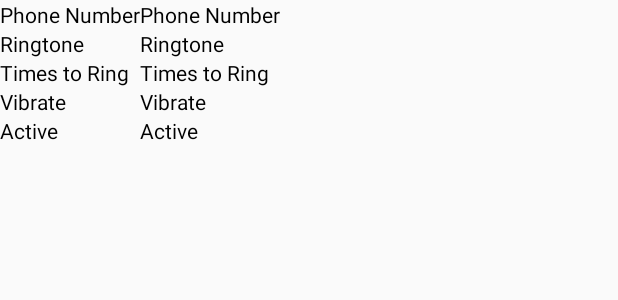
After one commit to ShaunWilkinson/TextThrough, an Android app: the layout alerts_listview_child.xml on its own in the app's theme, with its tools: preview values and no code run, on a phone screen of 412 x 824 dp. The commit adds this screen. Shown: the top 300 px of the screen. Run offline under Robolectric (Android 15) with nearby library versions, the phone set to English and light mode, and no system bars.

Commit message:
Implemented ViewModel for Alerts, Implemented ExpandedListView on main page to display current alerts. Implemented layouts etc.

```diff
--- a/app/build.gradle
+++ b/app/build.gradle
@@ -22,6 +22,10 @@ android {
             proguardFiles getDefaultProguardFile('proguard-android.txt'), 'proguard-rules.pro'
         }
     }
+    compileOptions {
+        sourceCompatibility = '1.8'
+        targetCompatibility = '1.8'
+    }
 }
 
 dependencies {
@@ -40,4 +44,6 @@ dependencies {
 
     implementation 'androidx.legacy:legacy-support-v4:1.0.0'
     implementation 'com.google.android.material:material:1.0.0'
+    implementation 'android.arch.lifecycle:extensions:1.1.1'
+    implementation 'android.arch.lifecycle:viewmodel:1.1.1'
 }
--- a/app/src/main/java/com/seikoshadow/apps/textthrough/Database/AlertDao.java
+++ b/app/src/main/java/com/seikoshadow/apps/textthrough/Database/AlertModel.java
@@ -11,7 +11,7 @@ import com.seikoshadow.apps.textthrough.Entities.Alert;
 import java.util.List;
 
 @Dao
-public interface AlertDao {
+public interface AlertModel {
     @Query("SELECT * FROM alert")
     LiveData<List<Alert>> getAll();
 
--- a/app/src/main/java/com/seikoshadow/apps/textthrough/Database/AppDatabase.java
+++ b/app/src/main/java/com/seikoshadow/apps/textthrough/Database/AppDatabase.java
@@ -8,10 +8,10 @@ import android.content.Context;
 import com.seikoshadow.apps.textthrough.Entities.Alert;
 import com.seikoshadow.apps.textthrough.constants;
 
-@Database(entities = {Alert.class}, version = 2)
+@Database(entities = {Alert.class}, version = 3)
 public abstract class AppDatabase extends RoomDatabase {
     private static AppDatabase appDatabase;
-    public abstract AlertDao alertDao();
+    public abstract AlertModel alertModel();
 
     // If there's no app database already then create otherwise return the current database
     public static AppDatabase getInstance(Context context) {
--- a/app/src/main/java/com/seikoshadow/apps/textthrough/SmsFunctions.java
+++ b/app/src/main/java/com/seikoshadow/apps/textthrough/PermissionFunctions.java
@@ -17,7 +17,7 @@ import static com.seikoshadow.apps.textthrough.constants.SMS_PERMISSION_CODE;
  * Created by Shaun on 22/05/2018.
  */
 
-public class SmsFunctions {
+public class PermissionFunctions {
 
     /**
      * Checks whether the READ SMS permission has been granted
@@ -70,4 +70,5 @@ public class SmsFunctions {
         ActivityCompat.requestPermissions(activity,
             new String[] { Manifest.permission.RECEIVE_SMS }, SMS_PERMISSION_CODE);
     }
+
 }
--- a/app/src/main/java/com/seikoshadow/apps/textthrough/Services/SMSWatchService.java
+++ b/app/src/main/java/com/seikoshadow/apps/textthrough/Services/SMSWatchService.java
@@ -81,7 +81,7 @@ public class SMSWatchService extends Service {
             @Override
             public void run() {
                 db = AppDatabase.getInstance(getApplicationContext());
-                List<String> numbers = db.alertDao().getAllPhoneNumbers();
+                List<String> numbers = db.alertModel().getAllPhoneNumbers();
 
                 if(!numbers.isEmpty()) {
                     smsBroadcastReceiver.setSenderLimitation(numbers);
@@ -126,7 +126,7 @@ public class SMSWatchService extends Service {
         Log.d(TAG, "Processing text from " + smsSender);
 
         // Retrieve the alert related to the smsSender
-        Alert relatedAlert = db.alertDao().findByPhoneNumber(smsSender);
+        Alert relatedAlert = db.alertModel().findByPhoneNumber(smsSender);
         String ringtoneLocation = relatedAlert.getRingtoneUri();
         Uri ringtoneUri = Uri.parse(ringtoneLocation); //TODO fix this
 
--- a/app/src/main/res/layout/activity_main.xml
+++ b/app/src/main/res/layout/activity_main.xml
@@ -15,13 +15,13 @@
         android:text="@string/app_name"
         app:layout_constraintTop_toTopOf="parent" />
 
-    <androidx.recyclerview.widget.RecyclerView
+    <ExpandableListView
         android:id="@+id/alertsList"
         android:layout_width="match_parent"
         android:layout_height="0dp"
         app:layout_constraintTop_toBottomOf="@+id/titleTextView"
         app:layout_constraintBottom_toTopOf="@+id/floatingActionButton">
-    </androidx.recyclerview.widget.RecyclerView>
+    </ExpandableListView>
 
     <Button
         android:id="@+id/startServiceBtn"
--- /dev/null
+++ b/app/src/main/res/layout/alerts_listview_child.xml
@@ -0,0 +1,67 @@
+<?xml version="1.0" encoding="utf-8"?>
+<GridLayout xmlns:android="http://schemas.android.com/apk/res/android"
+    xmlns:tools="http://schemas.android.com/tools"
+    style="@style/ListViewGridLayout">
+
+    <TextView
+        android:id="@+id/alertsListChildPhoneLabel"
+        style="@style/ListViewTextViewLabel"
+        android:layout_row="1"
+        tools:text="@string/phoneNumber" />
+
+    <TextView
+        android:id="@+id/alertsListChildPhoneText"
+        style="@style/ListViewTextViewField"
+        android:layout_row="1"
+        tools:text="@string/phoneNumber" />
+
+
+    <TextView
+        android:id="@+id/alertsListChildRingtoneLabel"
+        style="@style/ListViewTextViewLabel"
+        android:layout_row="2"
+        tools:text="@string/ringtone" />
+
+    <TextView
+        android:id="@+id/alertsListChildRingtoneText"
+        style="@style/ListViewTextViewField"
+        android:layout_row="2"
+        tools:text="@string/ringtone" />
+
+    <TextView
+        android:id="@+id/alertsListChildRingLabel"
+        style="@style/ListViewTextViewLabel"
+        android:layout_row="3"
+        tools:text="@string/numberOfRings" />
+
+    <TextView
+        android:id="@+id/alertsListChildRingText"
+        style="@style/ListViewTextViewField"
+        android:layout_row="3"
+        tools:text="@string/numberOfRings" />
+
+    <TextView
+        android:id="@+id/alertsListChildVibrateLabel"
+        style="@style/ListViewTextViewLabel"
+        android:layout_row="4"
+        tools:text="@string/vibrate" />
+
+    <TextView
+        android:id="@+id/alertsListChildVibrateText"
+        style="@style/ListViewTextViewField"
+        android:layout_row="4"
+        tools:text="@string/vibrate" />
+
+    <TextView
+        android:id="@+id/alertsListChildActiveLabel"
+        style="@style/ListViewTextViewLabel"
+        android:layout_row="5"
+        tools:text="@string/active" />
+
+    <TextView
+        android:id="@+id/alertsListChildActiveText"
+        style="@style/ListViewTextViewField"
+        android:layout_row="5"
+        tools:text="@string/active" />
+
+</GridLayout>
--- a/app/src/main/res/layout/alerts_listview_item.xml
+++ b/app/src/main/res/layout/alerts_listview_item.xml
@@ -10,9 +10,4 @@
         android:layout_width="match_parent"
         android:layout_height="wrap_content" />
 
-    <TextView
-        android:id="@+id/alertsItemDescription"
-        android:layout_width="match_parent"
-        android:layout_height="wrap_content" />
-
 </LinearLayout>
--- a/app/src/main/res/values/strings.xml
+++ b/app/src/main/res/values/strings.xml
@@ -10,6 +10,9 @@
   <!-- Generic -->
   <string name="action_ok">OK</string>
   <string name="action_submit">Submit</string>
+  <string name="yes">Yes</string>
+  <string name="no">No</string>
+    <string name="active">Active</string>
 
   <string name="number">Number</string>
   <string name="enterNumberToPassThrough">Enter the number to Pass Through</string>
--- a/app/src/main/res/values/styles.xml
+++ b/app/src/main/res/values/styles.xml
@@ -1,5 +1,4 @@
 <resources>
-
     <!-- Base application theme. -->
     <style name="AppTheme" parent="Theme.AppCompat.Light.NoActionBar">
         <!-- Customize your theme here. -->
@@ -29,4 +28,30 @@
         <item name="android:textColorHint">@color/colorPrimaryLight</item>
         <item name="android:backgroundTint">@color/colorGrey</item>
     </style>
+
+    <!-- Alert ListView -->
+    <style name="ListViewGridLayout">
+        <item name="android:layout_width">match_parent</item>
+        <item name="android:layout_height">wrap_content</item>
+        <item name="android:columnCount">2</item>
+        <item name="android:orientation">vertical</item>
+    </style>
+
+    <style name="ListViewTextViewLabel">
+        <item name="android:textColor">@android:color/black</item>
+        <item name="android:layout_width">wrap_content</item>
+        <item name="android:layout_height">wrap_content</item>
+        <item name="android:layout_column">0</item>
+        <item name="android:layout_columnSpan">1</item>
+    </style>
+
+    <style name="ListViewTextViewField">
+        <item name="android:textColor">@android:color/black</item>
+        <item name="android:layout_width">wrap_content</item>
+        <item name="android:layout_height">wrap_content</item>
+        <item name="android:layout_column">1</item>
+        <item name="android:layout_columnSpan">1</item>
+        <item name="android:layout_columnWeight">7</item>
+    </style>
+
 </resources>
```
Also changed, not shown: app/src/main/java/com/seikoshadow/apps/textthrough/Adapters/AlertsExpandableListAdapter.java (added, +121 -0 lines), app/src/main/java/com/seikoshadow/apps/textthrough/Database/AlertViewModel.java (added, +45 -0 lines), app/src/main/java/com/seikoshadow/apps/textthrough/Dialogs/CreateAlertDialogFragment.java (+10 -6 lines), app/src/main/java/com/seikoshadow/apps/textthrough/Entities/Alert.java (+14 -2 lines), app/src/main/java/com/seikoshadow/apps/textthrough/MainActivity.java (+22 -8 lines). Lines whose indentation alone changed are shown as unchanged.
